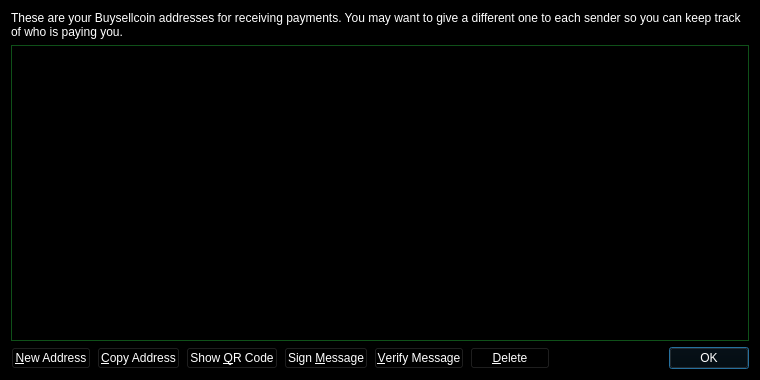
Qt form src/qt/forms/addressbookpage.ui (zero24x/buysellcoin) before a commit.
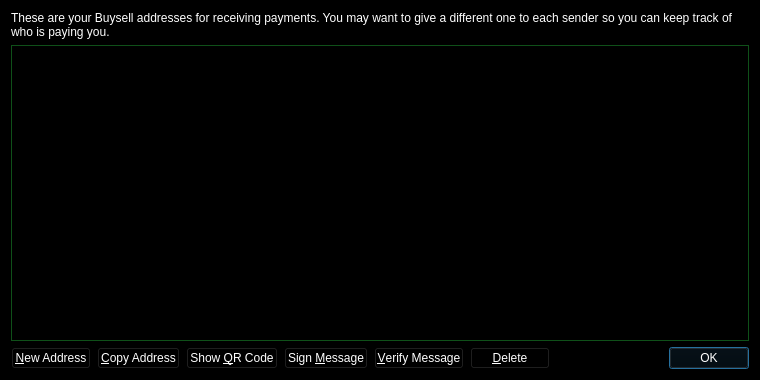
The same form after that commit.

```diff
--- a/src/qt/forms/addressbookpage.ui
+++ b/src/qt/forms/addressbookpage.ui
@@ -432,7 +432,7 @@
    <item>
     <widget class="QLabel" name="labelExplanation">
      <property name="text">
-      <string>These are your Buysellcoin addresses for receiving payments. You may want to give a different one to each sender so you can keep track of who is paying you.</string>
+      <string>These are your Buysell addresses for receiving payments. You may want to give a different one to each sender so you can keep track of who is paying you.</string>
      </property>
      <property name="textFormat">
       <enum>Qt::PlainText</enum>
```
Left out of the diff: 4 changed lines with no effect on the pictures.
